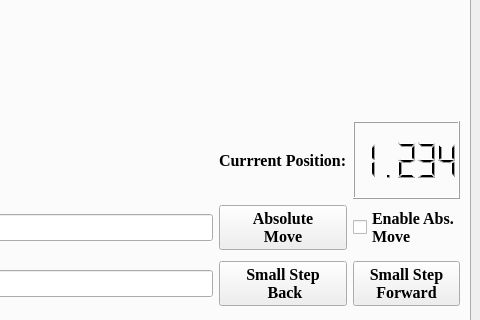
nfbeier/HusseinLab_UltrafastPlasmaScience, file Hardware/pyFROG/pyFROG_GUI.ui: the form before one commit; both pictures show x 281 to 761 and y 490 to 810 of the 761 by 937 pixel window.
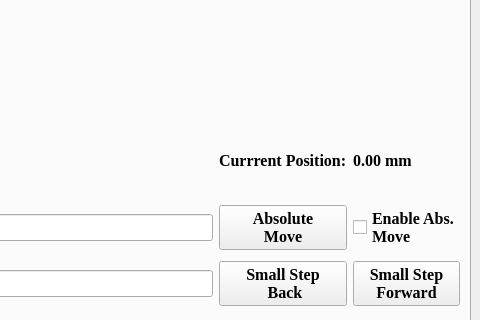
The form after the commit. The open tabs and pages were chosen to show the change. Custom widgets are drawn as their Qt base class.

Diff of the .ui file:
```diff
--- a/Hardware/pyFROG/pyFROG_GUI.ui
+++ b/Hardware/pyFROG/pyFROG_GUI.ui
@@ -7,7 +7,7 @@
     <x>0</x>
     <y>0</y>
     <width>761</width>
-    <height>896</height>
+    <height>925</height>
    </rect>
   </property>
   <property name="windowTitle">
@@ -288,13 +288,6 @@
             </property>
            </widget>
           </item>
-          <item row="1" column="3">
-           <widget class="QLCDNumber" name="x_pos_lcd_2">
-            <property name="value" stdset="0">
-             <double>1.234000000000000</double>
-            </property>
-           </widget>
-          </item>
           <item row="6" column="0">
            <widget class="QLabel" name="label_24">
             <property name="text">
@@ -319,6 +312,13 @@
             </property>
            </widget>
           </item>
+          <item row="1" column="3">
+           <widget class="QLabel" name="out_actcurrentpos">
+            <property name="text">
+             <string>0.00 mm</string>
+            </property>
+           </widget>
+          </item>
          </layout>
         </item>
        </layout>
```
Left out of the diff: 18 changed lines with no effect on the pictures.
